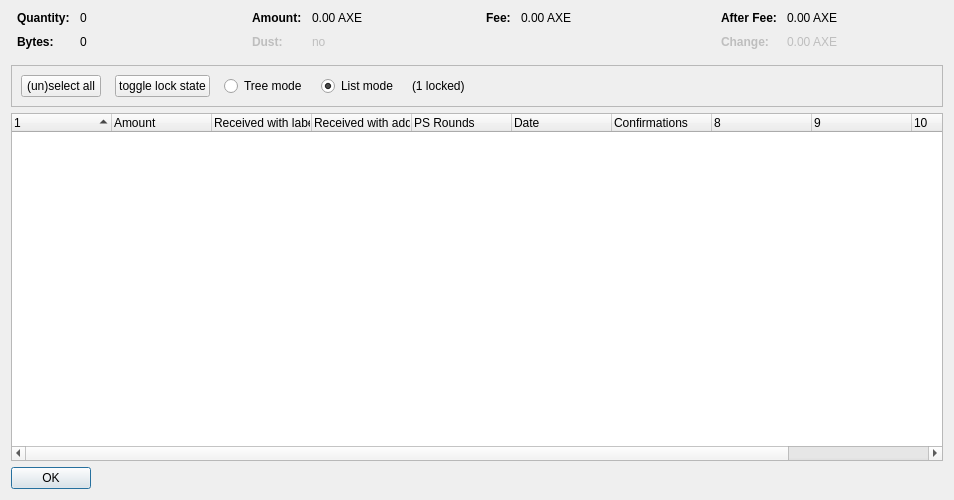
Before: the Qt Designer form src/qt/forms/coincontroldialog.ui in AXErunners/axe, drawn with Qt 5.
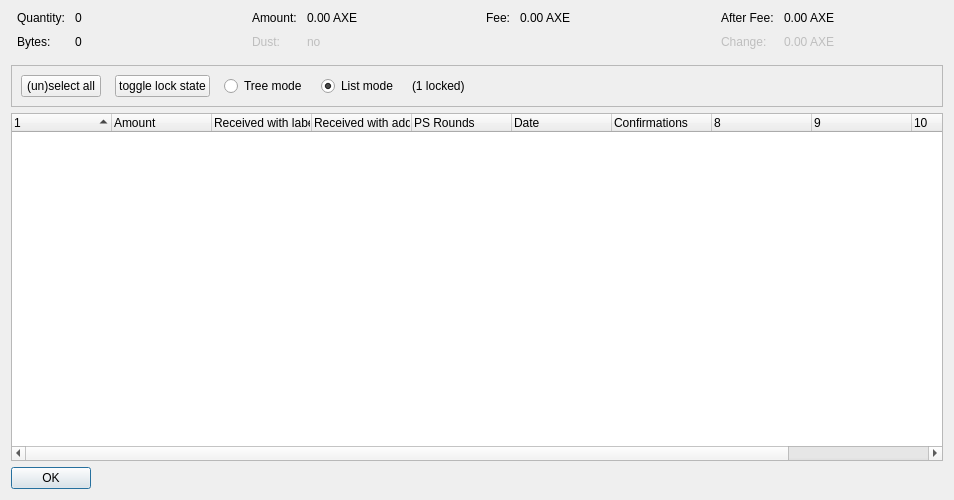
After: the same form once the commit is applied. Custom widgets are drawn as their Qt base class.

Commit message:
Merge pull request #3555 from xdustinface/pr-ui-2-fonts
qt: Implement application wide font management

```diff
--- a/src/qt/forms/coincontroldialog.ui
+++ b/src/qt/forms/coincontroldialog.ui
@@ -38,12 +38,6 @@
        </property>
        <item row="0" column="0">
         <widget class="QLabel" name="labelCoinControlQuantityText">
-         <property name="font">
-          <font>
-           <weight>75</weight>
-           <bold>true</bold>
-          </font>
-         </property>
          <property name="text">
           <string>Quantity:</string>
          </property>
@@ -67,12 +61,6 @@
        </item>
        <item row="1" column="0">
         <widget class="QLabel" name="labelCoinControlBytesText">
-         <property name="font">
-          <font>
-           <weight>75</weight>
-           <bold>true</bold>
-          </font>
-         </property>
          <property name="text">
           <string>Bytes:</string>
          </property>
@@ -112,12 +100,6 @@
        </property>
        <item row="0" column="0">
         <widget class="QLabel" name="labelCoinControlAmountText">
-         <property name="font">
-          <font>
-           <weight>75</weight>
-           <bold>true</bold>
-          </font>
-         </property>
          <property name="text">
           <string>Amount:</string>
          </property>
@@ -144,12 +126,6 @@
          <property name="enabled">
           <bool>false</bool>
          </property>
-         <property name="font">
-          <font>
-           <weight>75</weight>
-           <bold>true</bold>
-          </font>
-         </property>
          <property name="text">
           <string>Dust:</string>
          </property>
@@ -192,12 +168,6 @@
        </property>
        <item row="0" column="0">
         <widget class="QLabel" name="labelCoinControlFeeText">
-         <property name="font">
-          <font>
-           <weight>75</weight>
-           <bold>true</bold>
-          </font>
-         </property>
          <property name="text">
           <string>Fee:</string>
          </property>
@@ -237,12 +207,6 @@
        </property>
        <item row="0" column="0">
         <widget class="QLabel" name="labelCoinControlAfterFeeText">
-         <property name="font">
-          <font>
-           <weight>75</weight>
-           <bold>true</bold>
-          </font>
-         </property>
          <property name="text">
           <string>After Fee:</string>
          </property>
@@ -269,12 +233,6 @@
          <property name="enabled">
           <bool>false</bool>
          </property>
-         <property name="font">
-          <font>
-           <weight>75</weight>
-           <bold>true</bold>
-          </font>
-         </property>
          <property name="text">
           <string>Change:</string>
          </property>
```
The commit also changes 56 other files.
